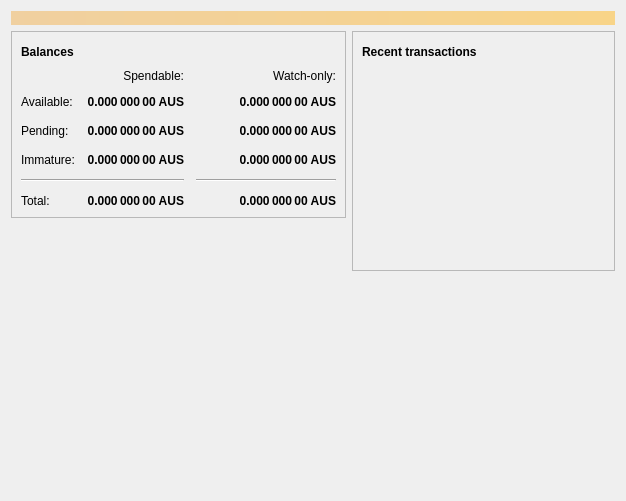
Before: the Qt Designer form src/qt/forms/overviewpage.ui in farsider350/AustraliaCash-Core, drawn with Qt 5.
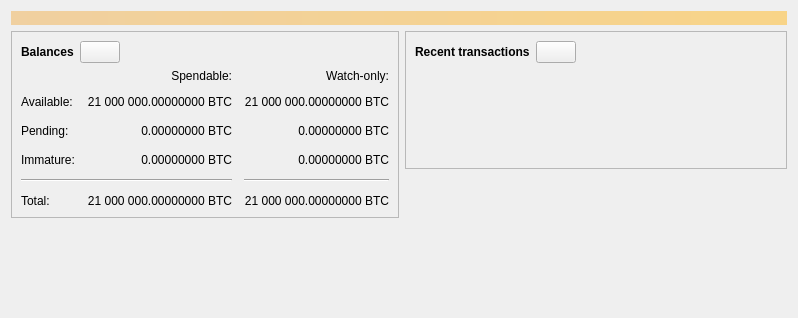
After: the same form once the commit is applied. Icons and pictures are not drawn. Custom widgets are drawn as their Qt base class.

What changed in the file:
```diff
--- a/src/qt/forms/overviewpage.ui
+++ b/src/qt/forms/overviewpage.ui
@@ -6,8 +6,8 @@
    <rect>
     <x>0</x>
     <y>0</y>
-    <width>626</width>
-    <height>501</height>
+    <width>798</width>
+    <height>318</height>
    </rect>
   </property>
   <property name="windowTitle">
@@ -68,7 +68,7 @@
               </property>
               <property name="maximumSize">
                <size>
-                <width>30</width>
+                <width>45</width>
                 <height>16777215</height>
                </size>
               </property>
@@ -89,9 +89,6 @@
                 <height>24</height>
                </size>
               </property>
-              <property name="flat">
-               <bool>true</bool>
-              </property>
              </widget>
             </item>
             <item>
@@ -116,12 +113,6 @@
             </property>
             <item row="2" column="2">
              <widget class="QLabel" name="labelWatchPending">
-              <property name="font">
-               <font>
-                <weight>75</weight>
-                <bold>true</bold>
-               </font>
-              </property>
               <property name="cursor">
                <cursorShape>IBeamCursor</cursorShape>
               </property>
@@ -129,7 +120,7 @@
                <string>Unconfirmed transactions to watch-only addresses</string>
               </property>
               <property name="text">
-               <string notr="true">0.000 000 00 AUS</string>
+               <string notr="true">0.00000000 BTC</string>
               </property>
               <property name="alignment">
                <set>Qt::AlignRight|Qt::AlignTrailing|Qt::AlignVCenter</set>
@@ -141,12 +132,6 @@
             </item>
             <item row="2" column="1">
              <widget class="QLabel" name="labelUnconfirmed">
-              <property name="font">
-               <font>
-                <weight>75</weight>
-                <bold>true</bold>
-               </font>
-              </property>
               <property name="cursor">
                <cursorShape>IBeamCursor</cursorShape>
               </property>
@@ -154,7 +139,7 @@
                <string>Total of transactions that have yet to be confirmed, and do not yet count toward the spendable balance</string>
               </property>
               <property name="text">
-               <string notr="true">0.000 000 00 AUS</string>
+               <string notr="true">0.00000000 BTC</string>
               </property>
               <property name="alignment">
                <set>Qt::AlignRight|Qt::AlignTrailing|Qt::AlignVCenter</set>
@@ -166,12 +151,6 @@
             </item>
             <item row="3" column="2">
              <widget class="QLabel" name="labelWatchImmature">
-              <property name="font">
-               <font>
-                <weight>75</weight>
-                <bold>true</bold>
-               </font>
-              </property>
               <property name="cursor">
                <cursorShape>IBeamCursor</cursorShape>
               </property>
@@ -179,7 +158,7 @@
                <string>Mined balance in watch-only addresses that has not yet matured</string>
               </property>
               <property name="text">
-               <string notr="true">0.000 000 00 AUS</string>
+               <string notr="true">0.00000000 BTC</string>
               </property>
               <property name="alignment">
                <set>Qt::AlignRight|Qt::AlignTrailing|Qt::AlignVCenter</set>
@@ -224,12 +203,6 @@
             </item>
             <item row="3" column="1">
              <widget class="QLabel" name="labelImmature">
-              <property name="font">
-               <font>
-                <weight>75</weight>
-                <bold>true</bold>
-               </font>
-              </property>
               <property name="cursor">
                <cursorShape>IBeamCursor</cursorShape>
               </property>
@@ -237,7 +210,7 @@
                <string>Mined balance that has not yet matured</string>
               </property>
               <property name="text">
-               <string notr="true">0.000 000 00 AUS</string>
+               <string notr="true">0.00000000 BTC</string>
               </property>
               <property name="alignment">
                <set>Qt::AlignRight|Qt::AlignTrailing|Qt::AlignVCenter</set>
@@ -269,12 +242,6 @@
             </item>
             <item row="5" column="1">
              <widget class="QLabel" name="labelTotal">
-              <property name="font">
-               <font>
-                <weight>75</weight>
-                <bold>true</bold>
-               </font>
-              </property>
               <property name="cursor">
                <cursorShape>IBeamCursor</cursorShape>
               </property>
@@ -282,7 +249,7 @@
                <string>Your current total balance</string>
               </property>
               <property name="text">
-               <string notr="true">0.000 000 00 AUS</string>
+               <string notr="true">21 000 000.00000000 BTC</string>
               </property>
               <property name="alignment">
                <set>Qt::AlignRight|Qt::AlignTrailing|Qt::AlignVCenter</set>
@@ -294,12 +261,6 @@
             </item>
             <item row="5" column="2">
              <widget class="QLabel" name="labelWatchTotal">
-              <property name="font">
-               <font>
-                <weight>75</weight>
-                <bold>true</bold>
-               </font>
-              </property>
               <property name="cursor">
                <cursorShape>IBeamCursor</cursorShape>
               </property>
@@ -307,7 +268,7 @@
                <string>Current total balance in watch-only addresses</string>
               </property>
               <property name="text">
-               <string notr="true">0.000 000 00 AUS</string>
+               <string notr="true">21 000 000.00000000 BTC</string>
               </property>
               <property name="alignment">
                <set>Qt::AlignRight|Qt::AlignTrailing|Qt::AlignVCenter</set>
@@ -336,12 +297,6 @@
             </item>
             <item row="1" column="1">
              <widget class="QLabel" name="labelBalance">
-              <property name="font">
-               <font>
-                <weight>75</weight>
-                <bold>true</bold>
-               </font>
-              </property>
               <property name="cursor">
                <cursorShape>IBeamCursor</cursorShape>
               </property>
@@ -349,7 +304,7 @@
                <string>Your current spendable balance</string>
               </property>
               <property name="text">
-               <string notr="true">0.000 000 00 AUS</string>
+               <string notr="true">21 000 000.00000000 BTC</string>
               </property>
               <property name="alignment">
                <set>Qt::AlignRight|Qt::AlignTrailing|Qt::AlignVCenter</set>
@@ -361,12 +316,6 @@
             </item>
             <item row="1" column="2">
              <widget class="QLabel" name="labelWatchAvailable">
-              <property name="font">
-               <font>
-                <weight>75</weight>
-                <bold>true</bold>
-               </font>
-              </property>
               <property name="cursor">
                <cursorShape>IBeamCursor</cursorShape>
               </property>
@@ -374,7 +323,7 @@
                <string>Your current balance in watch-only addresses</string>
               </property>
               <property name="text">
-               <string notr="true">0.000 000 00 AUS</string>
+               <string notr="true">21 000 000.00000000 BTC</string>
               </property>
               <property name="alignment">
                <set>Qt::AlignRight|Qt::AlignTrailing|Qt::AlignVCenter</set>
@@ -419,19 +368,6 @@
          </property>
         </spacer>
        </item>
-       <item>
-        <widget class="QLabel" name="label">
-         <property name="maximumSize">
-          <size>
-           <width>389</width>
-           <height>253</height>
-          </size>
-         </property>
-         <property name="text">
-          <string>&lt;html&gt;&lt;head/&gt;&lt;body&gt;&lt;p align=&quot;center&quot;&gt;&lt;img src=&quot;:/icons/res/src/transparent_logo_small.png&quot;/&gt;&lt;/p&gt;&lt;/body&gt;&lt;/html&gt;</string>
-         </property>
-        </widget>
-       </item>
       </layout>
      </item>
      <item>
@@ -467,7 +403,7 @@
               </property>
               <property name="maximumSize">
                <size>
-                <width>30</width>
+                <width>45</width>
                 <height>16777215</height>
                </size>
               </property>
@@ -488,9 +424,6 @@
                 <height>24</height>
                </size>
               </property>
-              <property name="flat">
-               <bool>true</bool>
-              </property>
              </widget>
             </item>
             <item>
@@ -522,6 +455,9 @@
             <property name="horizontalScrollBarPolicy">
              <enum>Qt::ScrollBarAlwaysOff</enum>
             </property>
+            <property name="sizeAdjustPolicy">
+             <enum>QAbstractScrollArea::AdjustToContents</enum>
+            </property>
             <property name="selectionMode">
              <enum>QAbstractItemView::NoSelection</enum>
             </property>
@@ -549,8 +485,13 @@
    </item>
   </layout>
  </widget>
- <resources>
-  <include location="../bitcoin.qrc"/>
- </resources>
+ <customwidgets>
+  <customwidget>
+   <class>TransactionOverviewWidget</class>
+   <extends>QListView</extends>
+   <header>qt/transactionoverviewwidget.h</header>
+  </customwidget>
+ </customwidgets>
+ <resources/>
  <connections/>
 </ui>
```
Left out of the diff: 9 changed lines with no effect on the pictures.
